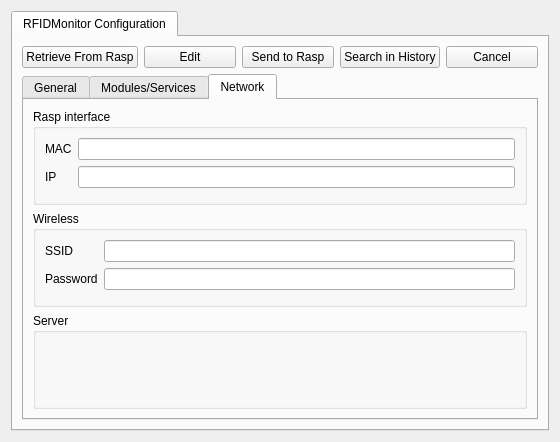
Before: the Qt Designer form RFIDMonitorDeskApp/gui/rfidmonitorinteractorwidget.ui in CELTAB/rfidmonitor, drawn with Qt 5.
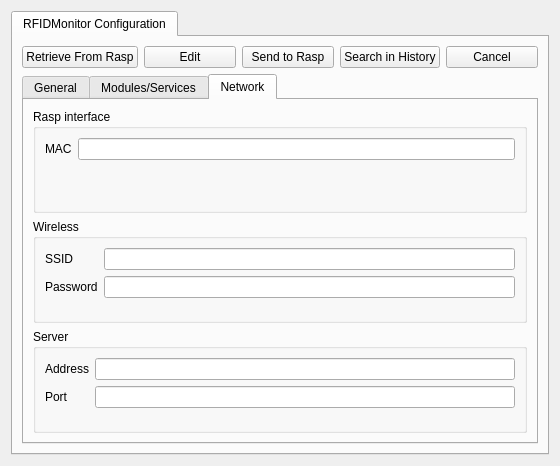
After: the same form once the commit is applied. The open tabs and pages were chosen to show the change.

Diff of the .ui file:
```diff
--- a/RFIDMonitorDeskApp/gui/rfidmonitorinteractorwidget.ui
+++ b/RFIDMonitorDeskApp/gui/rfidmonitorinteractorwidget.ui
@@ -7,7 +7,7 @@
     <x>0</x>
     <y>0</y>
     <width>560</width>
-    <height>442</height>
+    <height>464</height>
    </rect>
   </property>
   <property name="windowTitle">
@@ -99,12 +99,12 @@
            <item row="2" column="0">
             <widget class="QLabel" name="label_5">
              <property name="text">
-              <string>DB Size</string>
+              <string>Device</string>
              </property>
             </widget>
            </item>
            <item row="2" column="1">
-            <widget class="QLineEdit" name="leDbsize"/>
+            <widget class="QLineEdit" name="leDevice"/>
            </item>
           </layout>
          </widget>
@@ -181,6 +181,16 @@
               <item row="4" column="1">
                <widget class="QComboBox" name="cbDefaultCommunicatorService"/>
               </item>
+              <item row="5" column="0">
+               <widget class="QLabel" name="label_14">
+                <property name="text">
+                 <string>Packager</string>
+                </property>
+               </widget>
+              </item>
+              <item row="5" column="1">
+               <widget class="QComboBox" name="cbDefaultPackagerService"/>
+              </item>
              </layout>
             </widget>
            </item>
@@ -197,6 +207,9 @@
               <string>Rasp interface</string>
              </property>
              <layout class="QFormLayout" name="formLayout_4">
+              <property name="fieldGrowthPolicy">
+               <enum>QFormLayout::AllNonFixedFieldsGrow</enum>
+              </property>
               <item row="0" column="0">
                <widget class="QLabel" name="label_3">
                 <property name="text">
@@ -207,16 +220,6 @@
               <item row="0" column="1">
                <widget class="QLineEdit" name="leMac"/>
               </item>
-              <item row="1" column="0">
-               <widget class="QLabel" name="label_4">
-                <property name="text">
-                 <string>IP</string>
-                </property>
-               </widget>
-              </item>
-              <item row="1" column="1">
-               <widget class="QLineEdit" name="leIp"/>
-              </item>
              </layout>
             </widget>
            </item>
@@ -254,6 +257,28 @@
              <property name="title">
               <string>Server</string>
              </property>
+             <layout class="QFormLayout" name="formLayout_5">
+              <item row="0" column="0">
+               <widget class="QLabel" name="label_4">
+                <property name="text">
+                 <string>Address</string>
+                </property>
+               </widget>
+              </item>
+              <item row="0" column="1">
+               <widget class="QLineEdit" name="leServerAddress"/>
+              </item>
+              <item row="1" column="0">
+               <widget class="QLabel" name="label_13">
+                <property name="text">
+                 <string>Port</string>
+                </property>
+               </widget>
+              </item>
+              <item row="1" column="1">
+               <widget class="QLineEdit" name="leServerPort"/>
+              </item>
+             </layout>
             </widget>
            </item>
           </layout>
```
